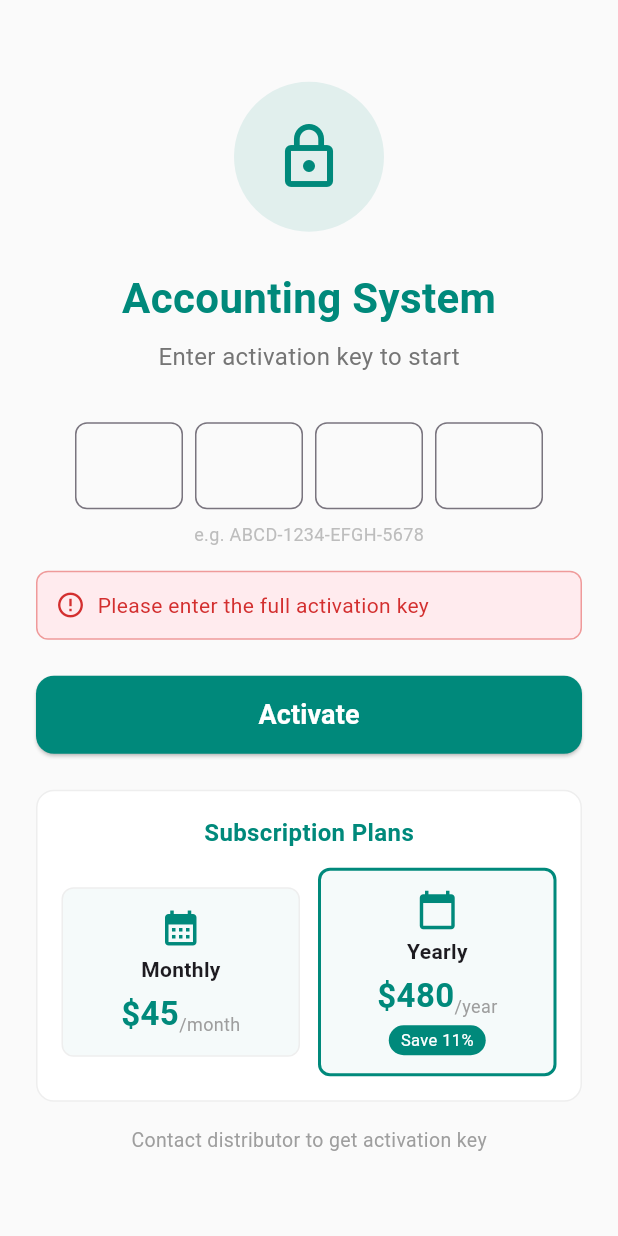
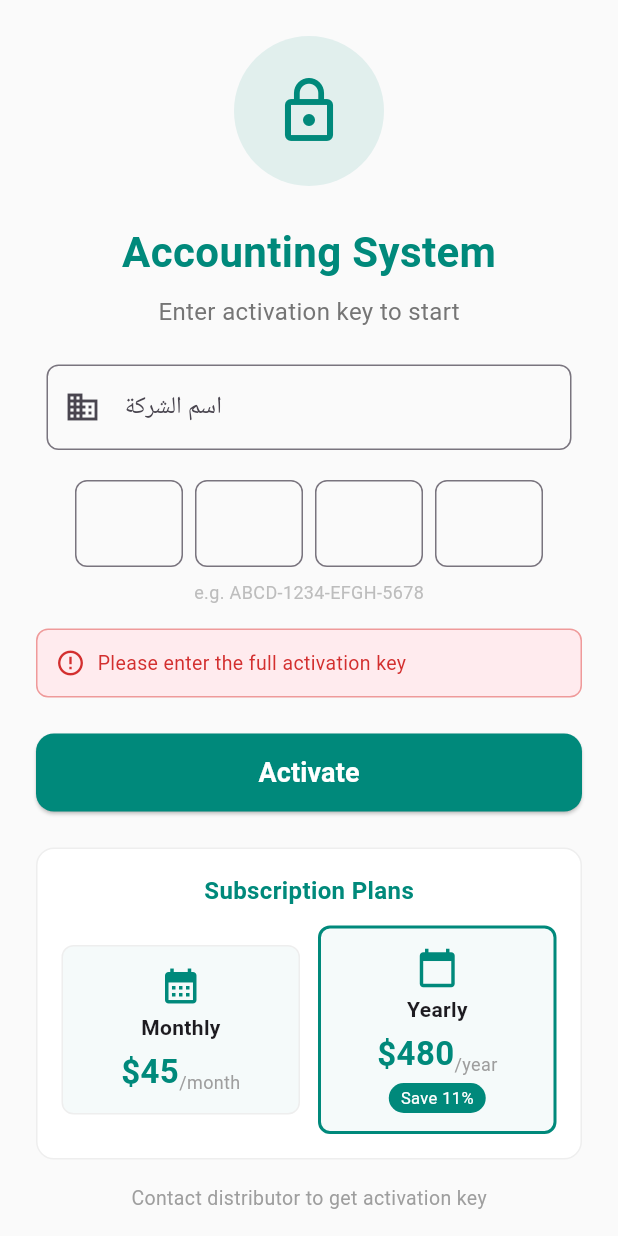
Before and after one commit to corectrlplus/accounting_system, a Flutter app: the screen it shows after launch, after a tap on "Activate", on a phone screen of 412 x 824 dp. Run offline on Flutter 3.47's test engine with Material 3 defaults, Android fonts, the phone set to English and light mode, and no system bars; our stand-ins replace decimal, drift, drift_sqflite, shared_preferences, sqflite_common_ffi; accounts and stored records are empty; generated files the repository leaves out were written again.

Commit message:
Add company name, subscription expiry blocking, fix SSL connection timeout, detailed error messages

```diff
--- a/lib/main.dart
+++ b/lib/main.dart
@@ -40,10 +40,13 @@ class AppEntry extends StatefulWidget {
   State<AppEntry> createState() => _AppEntryState();
 }
 
+enum AppLicenseState { checking, activated, expired, needsActivation }
+
 class _AppEntryState extends State<AppEntry> {
-  bool _checking = true;
-  bool _activated = false;
-  Future<AppDatabase>? _dbFuture;
+  AppLicenseState _licenseState = AppLicenseState.checking;
+  bool _dbReady = false;
+  AppDatabase? _db;
+  String? _dbError;
 
   @override
   void initState() {
@@ -52,43 +55,53 @@ class _AppEntryState extends State<AppEntry> {
   }
 
   Future<void> _checkLicense() async {
-    bool activated = false;
+    AppLicenseState state = AppLicenseState.needsActivation;
     try {
       final hasLicense = await LicenseService.hasLicense();
       if (hasLicense) {
         final result = await LicenseService.verify();
-        activated = result.valid;
+        if (result.valid) {
+          state = AppLicenseState.activated;
+        } else if (result.isSubscriptionExpired) {
+          state = AppLicenseState.expired;
+        } else {
+          state = AppLicenseState.needsActivation;
+        }
       }
     } catch (_) {
       try {
-        activated = await LicenseService.hasLicense();
+        final hasLicense = await LicenseService.hasLicense();
+        if (hasLicense) {
+          final isExpired = await LicenseService.isExpired();
+          state = isExpired ? AppLicenseState.expired : AppLicenseState.activated;
+        }
       } catch (_) {
-        activated = false;
+        state = AppLicenseState.needsActivation;
       }
     }
     if (!mounted) return;
-    setState(() {
-      _activated = activated;
-      _checking = false;
-    });
+    setState(() => _licenseState = state);
   }
 
-  void _initDatabase() {
-    if (_dbFuture == null) {
-      _dbFuture = _initDatabaseImpl();
-    }
-  }
-
-  Future<AppDatabase> _initDatabaseImpl() async {
+  Future<void> _initDatabase() async {
+    try {
       final executor = await _createExecutor();
       final db = AppDatabase(executor);
       await db.seedCompanyDefaults('default_company', 'device_1');
-    return db;
+      if (!mounted) return;
+      setState(() {
+        _db = db;
+        _dbReady = true;
+      });
+    } catch (e) {
+      if (!mounted) return;
+      setState(() => _dbError = e.toString());
+    }
   }
 
   @override
   Widget build(BuildContext context) {
-    if (_checking) {
+    if (_licenseState == AppLicenseState.checking) {
       return MaterialApp(
         debugShowCheckedModeBanner: false,
         localizationsDelegates: _localizationDelegates,
@@ -109,23 +122,63 @@ class _AppEntryState extends State<AppEntry> {
       );
     }
 
-    if (!_activated) {
+    if (_licenseState == AppLicenseState.needsActivation) {
       return MaterialApp(
         debugShowCheckedModeBanner: false,
         localizationsDelegates: _localizationDelegates,
         supportedLocales: _supportedLocales,
         home: ActivationScreen(onActivated: () {
-          setState(() => _activated = true);
+          setState(() => _licenseState = AppLicenseState.checking);
+          _checkLicense();
         }),
       );
     }
 
+    if (!_dbReady && _dbError == null) {
       _initDatabase();
+    }
 
-    return FutureBuilder<AppDatabase>(
-      future: _dbFuture,
-      builder: (context, snapshot) {
-        if (snapshot.connectionState != ConnectionState.done) {
+    final isExpired = _licenseState == AppLicenseState.expired;
+
+    if (_dbError != null) {
+      return MaterialApp(
+        debugShowCheckedModeBanner: false,
+        localizationsDelegates: _localizationDelegates,
+        supportedLocales: _supportedLocales,
+        locale: const Locale('ar'),
+        home: Scaffold(
+          body: Center(
+            child: Column(
+              mainAxisAlignment: MainAxisAlignment.center,
+              children: [
+                const Icon(Icons.error_outline, size: 48, color: Colors.red),
+                const SizedBox(height: 16),
+                const Text('خطأ في تهيئة قاعدة البيانات'),
+                const SizedBox(height: 8),
+                Text(
+                  _dbError!,
+                  style: const TextStyle(fontSize: 12, color: Colors.grey),
+                  textAlign: TextAlign.center,
+                ),
+                const SizedBox(height: 16),
+                ElevatedButton(
+                  onPressed: () {
+                    setState(() {
+                      _db = null;
+                      _dbReady = false;
+                      _dbError = null;
+                    });
+                  },
+                  child: const Text('إعادة المحاولة'),
+                ),
+              ],
+            ),
+          ),
+        ),
+      );
+    }
+
+    if (_db == null) {
       return MaterialApp(
         debugShowCheckedModeBanner: false,
         localizationsDelegates: _localizationDelegates,
@@ -145,44 +198,7 @@ class _AppEntryState extends State<AppEntry> {
         ),
       );
     }
-        if (snapshot.hasError) {
-          return MaterialApp(
-            debugShowCheckedModeBanner: false,
-            localizationsDelegates: _localizationDelegates,
-            supportedLocales: _supportedLocales,
-            locale: const Locale('ar'),
-            home: Scaffold(
-              body: Center(
-                child: Column(
-                  mainAxisAlignment: MainAxisAlignment.center,
-                  children: [
-                    const Icon(Icons.error_outline, size: 48, color: Colors.red),
-                    const SizedBox(height: 16),
-                    Text('خطأ في تهيئة قاعدة البيانات'),
-                    const SizedBox(height: 8),
-                    Text(
-                      '${snapshot.error}',
-                      style: const TextStyle(fontSize: 12, color: Colors.grey),
-                      textAlign: TextAlign.center,
-                    ),
-                    const SizedBox(height: 16),
-                    ElevatedButton(
-                      onPressed: () {
-                        setState(() {
-                          _dbFuture = null;
-                          _initDatabase();
-                        });
-                      },
-                      child: const Text('إعادة المحاولة'),
-                    ),
-                  ],
-                ),
-              ),
-            ),
-          );
-        }
-        return AccountingApp(db: snapshot.data!);
-      },
-    );
+
+    return AccountingApp(db: _db!, subscriptionExpired: isExpired);
   }
 }
--- a/lib/presentation/app.dart
+++ b/lib/presentation/app.dart
@@ -10,8 +10,9 @@ import 'package:accounting_system/l10n/locale_provider.dart';
 
 class AccountingApp extends StatefulWidget {
   final AppDatabase db;
+  final bool subscriptionExpired;
 
-  const AccountingApp({super.key, required this.db});
+  const AccountingApp({super.key, required this.db, this.subscriptionExpired = false});
 
   @override
   State<AccountingApp> createState() => _AccountingAppState();
@@ -49,6 +50,7 @@ class _AccountingAppState extends State<AccountingApp> {
       provider: _localeProvider,
       child: AppDatabaseProvider(
         db: widget.db,
+        subscriptionExpired: widget.subscriptionExpired,
         child: MaterialApp(
           title: 'Accounting System',
           debugShowCheckedModeBanner: false,
--- a/lib/presentation/providers/app_provider.dart
+++ b/lib/presentation/providers/app_provider.dart
@@ -3,10 +3,12 @@ import 'package:accounting_system/data/database/app_database.dart';
 
 class AppDatabaseProvider extends InheritedWidget {
   final AppDatabase db;
+  final bool subscriptionExpired;
 
   const AppDatabaseProvider({
     super.key,
     required this.db,
+    this.subscriptionExpired = false,
     required super.child,
   });
 
@@ -16,6 +18,12 @@ class AppDatabaseProvider extends InheritedWidget {
     return provider!.db;
   }
 
+  static bool isExpired(BuildContext context) {
+    final provider = context.dependOnInheritedWidgetOfExactType<AppDatabaseProvider>();
+    return provider?.subscriptionExpired ?? false;
+  }
+
   @override
-  bool updateShouldNotify(AppDatabaseProvider oldWidget) => false;
+  bool updateShouldNotify(AppDatabaseProvider oldWidget) =>
+      subscriptionExpired != oldWidget.subscriptionExpired;
 }
--- a/lib/presentation/screens/license/activation_screen.dart
+++ b/lib/presentation/screens/license/activation_screen.dart
@@ -16,8 +16,10 @@ class ActivationScreen extends StatefulWidget {
 class _ActivationScreenState extends State<ActivationScreen> {
   final _controllers = List.generate(4, (_) => TextEditingController());
   final _focusNodes = List.generate(4, (_) => FocusNode());
+  final _companyController = TextEditingController();
   bool _loading = false;
   String? _error;
+  String? _success;
 
   @override
   void dispose() {
@@ -27,6 +29,7 @@ class _ActivationScreenState extends State<ActivationScreen> {
     for (final f in _focusNodes) {
       f.dispose();
     }
+    _companyController.dispose();
     super.dispose();
   }
 
@@ -42,25 +45,29 @@ class _ActivationScreenState extends State<ActivationScreen> {
       return;
     }
 
+    final companyName = _companyController.text.trim();
+    if (companyName.isEmpty) {
+      setState(() => _error = 'يرجى إدخال اسم الشركة');
+      return;
+    }
+
     setState(() {
       _loading = true;
       _error = null;
+      _success = null;
     });
 
-    final result = await LicenseService.activate(key);
+    final result = await LicenseService.activate(key, companyName: companyName);
 
     if (!mounted) return;
 
     setState(() => _loading = false);
 
     if (result.valid) {
-      ScaffoldMessenger.of(context).showSnackBar(
-        SnackBar(
-          content: Text(result.message),
-          backgroundColor: Colors.green,
-        ),
-      );
-      widget.onActivated();
+      setState(() => _success = result.message);
+      Future.delayed(const Duration(seconds: 2), () {
+        if (mounted) widget.onActivated();
+      });
     } else {
       setState(() => _error = result.message);
     }
@@ -108,7 +115,28 @@ class _ActivationScreenState extends State<ActivationScreen> {
                     color: Colors.grey[600],
                   ),
                 ),
-                const SizedBox(height: 32),
+                const SizedBox(height: 24),
+                SizedBox(
+                  width: 350,
+                  child: TextField(
+                    controller: _companyController,
+                    textAlign: TextAlign.center,
+                    style: const TextStyle(fontSize: 16),
+                    decoration: InputDecoration(
+                      labelText: 'اسم الشركة',
+                      hintText: 'أدخل اسم شركتك',
+                      prefixIcon: const Icon(Icons.business),
+                      border: OutlineInputBorder(
+                        borderRadius: BorderRadius.circular(8),
+                      ),
+                      focusedBorder: OutlineInputBorder(
+                        borderRadius: BorderRadius.circular(8),
+                        borderSide: BorderSide(color: AppTheme.primary, width: 2),
+                      ),
+                    ),
+                  ),
+                ),
+                const SizedBox(height: 20),
                 Row(
                   mainAxisAlignment: MainAxisAlignment.center,
                   children: List.generate(4, (i) {
@@ -119,8 +147,7 @@ class _ActivationScreenState extends State<ActivationScreen> {
                         focusNode: FocusNode(),
                         onKeyEvent: (event) {
                           if (event is KeyDownEvent &&
-                              event.logicalKey ==
-                                  LogicalKeyboardKey.backspace &&
+                              event.logicalKey == LogicalKeyboardKey.backspace &&
                               _controllers[i].text.isEmpty &&
                               i > 0) {
                             _controllers[i - 1].clear();
@@ -139,21 +166,18 @@ class _ActivationScreenState extends State<ActivationScreen> {
                           maxLength: 4,
                           textCapitalization: TextCapitalization.characters,
                           inputFormatters: [
-                            FilteringTextInputFormatter.allow(
-                                RegExp(r'[A-Za-z0-9]')),
+                            FilteringTextInputFormatter.allow(RegExp(r'[A-Za-z0-9]')),
                             LengthLimitingTextInputFormatter(4),
                           ],
                           decoration: InputDecoration(
                             counterText: '',
-                            contentPadding:
-                                const EdgeInsets.symmetric(vertical: 14),
+                            contentPadding: const EdgeInsets.symmetric(vertical: 14),
                             border: OutlineInputBorder(
                               borderRadius: BorderRadius.circular(8),
                             ),
                             focusedBorder: OutlineInputBorder(
                               borderRadius: BorderRadius.circular(8),
-                              borderSide: BorderSide(
-                                  color: AppTheme.primary, width: 2),
+                              borderSide: BorderSide(color: AppTheme.primary, width: 2),
                             ),
                           ),
                           onChanged: (value) {
@@ -175,10 +199,7 @@ class _ActivationScreenState extends State<ActivationScreen> {
                 const SizedBox(height: 8),
                 Text(
                   loc.activationHint,
-                  style: TextStyle(
-                    fontSize: 12,
-                    color: Colors.grey[400],
-                  ),
+                  style: TextStyle(fontSize: 12, color: Colors.grey[400]),
                 ),
                 if (_error != null) ...[
                   const SizedBox(height: 16),
@@ -191,14 +212,35 @@ class _ActivationScreenState extends State<ActivationScreen> {
                     ),
                     child: Row(
                       children: [
-                        Icon(Icons.error_outline,
-                            color: Colors.red[700], size: 20),
+                        Icon(Icons.error_outline, color: Colors.red[700], size: 20),
                         const SizedBox(width: 8),
                         Expanded(
                           child: Text(
                             _error!,
-                            style: TextStyle(
-                                color: Colors.red[700], fontSize: 14),
+                            style: TextStyle(color: Colors.red[700], fontSize: 13),
+                          ),
+                        ),
+                      ],
+                    ),
+                  ),
+                ],
+                if (_success != null) ...[
+                  const SizedBox(height: 16),
+                  Container(
+                    padding: const EdgeInsets.all(12),
+                    decoration: BoxDecoration(
+                      color: Colors.green[50],
+                      borderRadius: BorderRadius.circular(8),
+                      border: Border.all(color: Colors.green[200]!),
+                    ),
+                    child: Row(
+                      children: [
+                        Icon(Icons.check_circle_outline, color: Colors.green[700], size: 20),
+                        const SizedBox(width: 8),
+                        Expanded(
+                          child: Text(
+                            _success!,
+                            style: TextStyle(color: Colors.green[700], fontSize: 14),
                           ),
                         ),
                       ],
@@ -229,10 +271,7 @@ class _ActivationScreenState extends State<ActivationScreen> {
                           )
                         : Text(
                             loc.activate,
-                            style: const TextStyle(
-                              fontSize: 18,
-                              fontWeight: FontWeight.bold,
-                            ),
+                            style: const TextStyle(fontSize: 18, fontWeight: FontWeight.bold),
                           ),
                   ),
                 ),
@@ -248,11 +287,7 @@ class _ActivationScreenState extends State<ActivationScreen> {
                     children: [
                       Text(
                         loc.subscriptionPlans,
-                        style: TextStyle(
-                          fontSize: 16,
-                          fontWeight: FontWeight.bold,
-                          color: AppTheme.primary,
-                        ),
+                        style: TextStyle(fontSize: 16, fontWeight: FontWeight.bold, color: AppTheme.primary),
                       ),
                       const SizedBox(height: 12),
                       Row(
@@ -283,10 +318,7 @@ class _ActivationScreenState extends State<ActivationScreen> {
                 const SizedBox(height: 16),
                 Text(
                   loc.contactDistributor,
-                  style: TextStyle(
-                    fontSize: 13,
-                    color: Colors.grey[500],
-                  ),
+                  style: TextStyle(fontSize: 13, color: Colors.grey[500]),
                 ),
               ],
             ),
@@ -317,20 +349,14 @@ class _ActivationScreenState extends State<ActivationScreen> {
         children: [
           Icon(icon, color: AppTheme.primary, size: 28),
           const SizedBox(height: 4),
-          Text(title,
-              style: const TextStyle(fontSize: 14, fontWeight: FontWeight.w600)),
+          Text(title, style: const TextStyle(fontSize: 14, fontWeight: FontWeight.w600)),
           const SizedBox(height: 4),
           Row(
             mainAxisAlignment: MainAxisAlignment.center,
             crossAxisAlignment: CrossAxisAlignment.end,
             children: [
-              Text(price,
-                  style: TextStyle(
-                      fontSize: 22,
-                      fontWeight: FontWeight.bold,
-                      color: AppTheme.primary)),
-              Text(period,
-                  style: TextStyle(fontSize: 12, color: Colors.grey[500])),
+              Text(price, style: TextStyle(fontSize: 22, fontWeight: FontWeight.bold, color: AppTheme.primary)),
+              Text(period, style: TextStyle(fontSize: 12, color: Colors.grey[500])),
             ],
           ),
           if (badge != null) ...[
@@ -341,8 +367,7 @@ class _ActivationScreenState extends State<ActivationScreen> {
                 color: AppTheme.primary,
                 borderRadius: BorderRadius.circular(12),
               ),
-              child: Text(badge,
-                  style: const TextStyle(color: Colors.white, fontSize: 11)),
+              child: Text(badge, style: const TextStyle(color: Colors.white, fontSize: 11)),
             ),
           ],
         ],
```
Also changed, not shown: lib/domain/license/license_service.dart (+61 -6 lines), lib/presentation/navigation/main_scaffold.dart (+93 -10 lines), 2 other files. Lines whose indentation alone changed are shown as unchanged.
